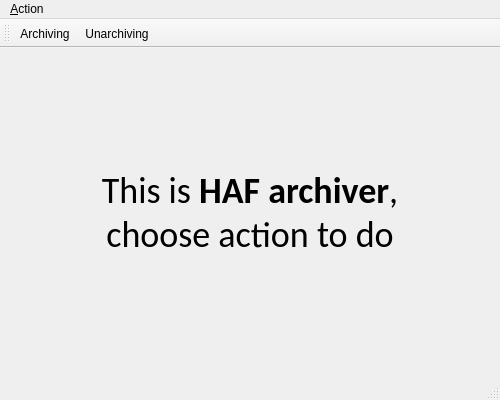
First picture: the form in app/main_window.ui, repository AndLvovSky/haf-archiver, before the edit.
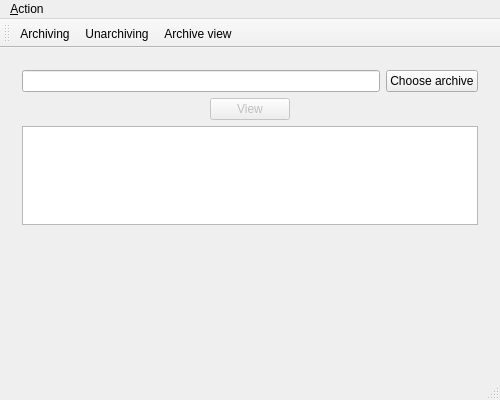
Second picture: the form after the edit. The open tabs and pages were chosen to show the change. Icons and pictures are not drawn.

Commit message: Add view archive page

```diff
--- a/app/main_window.ui
+++ b/app/main_window.ui
@@ -291,6 +291,102 @@
         </item>
        </layout>
       </widget>
+      <widget class="QWidget" name="view_page">
+       <layout class="QVBoxLayout" name="verticalLayout_5">
+        <item>
+         <layout class="QHBoxLayout" name="horizontalLayout_8">
+          <item>
+           <widget class="QLineEdit" name="archiveTextView">
+            <property name="enabled">
+             <bool>true</bool>
+            </property>
+            <property name="readOnly">
+             <bool>true</bool>
+            </property>
+           </widget>
+          </item>
+          <item>
+           <widget class="QPushButton" name="chooseArchiveButtonView">
+            <property name="text">
+             <string>Choose archive</string>
+            </property>
+           </widget>
+          </item>
+         </layout>
+        </item>
+        <item>
+         <layout class="QHBoxLayout" name="horizontalLayout_9">
+          <item>
+           <spacer name="horizontalSpacer_5">
+            <property name="orientation">
+             <enum>Qt::Horizontal</enum>
+            </property>
+            <property name="sizeHint" stdset="0">
+             <size>
+              <width>40</width>
+              <height>20</height>
+             </size>
+            </property>
+           </spacer>
+          </item>
+          <item>
+           <widget class="QPushButton" name="viewArchiveButton">
+            <property name="enabled">
+             <bool>false</bool>
+            </property>
+            <property name="autoFillBackground">
+             <bool>false</bool>
+            </property>
+            <property name="text">
+             <string>View</string>
+            </property>
+            <property name="checkable">
+             <bool>false</bool>
+            </property>
+            <property name="autoDefault">
+             <bool>false</bool>
+            </property>
+            <property name="default">
+             <bool>false</bool>
+            </property>
+            <property name="flat">
+             <bool>false</bool>
+            </property>
+           </widget>
+          </item>
+          <item>
+           <spacer name="horizontalSpacer_6">
+            <property name="orientation">
+             <enum>Qt::Horizontal</enum>
+            </property>
+            <property name="sizeHint" stdset="0">
+             <size>
+              <width>40</width>
+              <height>20</height>
+             </size>
+            </property>
+           </spacer>
+          </item>
+         </layout>
+        </item>
+        <item>
+         <widget class="QTableWidget" name="filesTableWidget"/>
+        </item>
+        <item>
+         <spacer name="verticalSpacer_3">
+          <property name="orientation">
+           <enum>Qt::Vertical</enum>
+          </property>
+          <property name="sizeHint" stdset="0">
+           <size>
+            <width>20</width>
+            <height>224</height>
+           </size>
+          </property>
+         </spacer>
+        </item>
+       </layout>
+      </widget>
      </widget>
     </item>
    </layout>
@@ -322,6 +418,7 @@
    </attribute>
    <addaction name="actionArchiving"/>
    <addaction name="actionUnarchiving"/>
+   <addaction name="actionViewArchive"/>
   </widget>
   <widget class="QStatusBar" name="statusBar"/>
   <action name="actionArchiving">
@@ -354,6 +451,21 @@
     <string>Ctrl+F2</string>
    </property>
   </action>
+  <action name="actionViewArchive">
+   <property name="icon">
+    <iconset resource="images.qrc">
+     <normaloff>:/images/view_icon.png</normaloff>:/images/view_icon.png</iconset>
+   </property>
+   <property name="text">
+    <string>Archive view</string>
+   </property>
+   <property name="toolTip">
+    <string>view archive</string>
+   </property>
+   <property name="shortcut">
+    <string>Ctrl+F3</string>
+   </property>
+  </action>
  </widget>
  <layoutdefault spacing="6" margin="11"/>
  <resources>
```
Left out of the diff: 1 changed line with no effect on the pictures. The commit also changes 4 other files.
